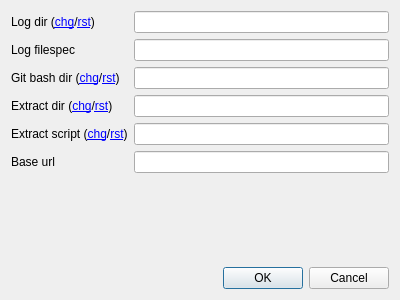
hgroover/uni-gui-tools, file archive-manager/dlgconfig.ui: the form before one commit.
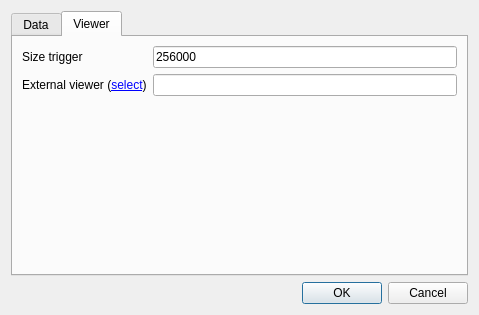
The form after the commit. The open tabs and pages were chosen to show the change.

Commit message: V1.0.5 - use tabs for config dlg, external viewer, other improvements

Diff of the .ui file:
```diff
--- a/archive-manager/dlgconfig.ui
+++ b/archive-manager/dlgconfig.ui
@@ -6,8 +6,8 @@
    <rect>
     <x>0</x>
     <y>0</y>
-    <width>400</width>
-    <height>300</height>
+    <width>479</width>
+    <height>315</height>
    </rect>
   </property>
   <property name="windowTitle">
@@ -15,6 +15,16 @@
   </property>
   <layout class="QVBoxLayout" name="verticalLayout">
    <item>
+    <widget class="QTabWidget" name="tabWidget">
+     <property name="currentIndex">
+      <number>0</number>
+     </property>
+     <widget class="QWidget" name="tabData">
+      <attribute name="title">
+       <string>Data</string>
+      </attribute>
+      <layout class="QVBoxLayout" name="verticalLayout_2">
+       <item>
     <layout class="QFormLayout" name="formLayout">
      <item row="0" column="0">
       <widget class="QLabel" name="lblLogdir">
@@ -112,6 +122,51 @@
       </widget>
      </item>
     </layout>
+       </item>
+      </layout>
+     </widget>
+     <widget class="QWidget" name="tabViewer">
+      <attribute name="title">
+       <string>Viewer</string>
+      </attribute>
+      <layout class="QFormLayout" name="formLayout_3">
+       <item row="0" column="0">
+        <widget class="QLabel" name="lblViewerSize">
+         <property name="text">
+          <string>Size trigger</string>
+         </property>
+        </widget>
+       </item>
+       <item row="0" column="1">
+        <widget class="QLineEdit" name="txtViewSizeTrigger">
+         <property name="toolTip">
+          <string>&lt;html&gt;&lt;head/&gt;&lt;body&gt;&lt;p&gt;For files with sizes above this value (bytes),&lt;br/&gt;use external viewer. To use external viewer&lt;/p&gt;&lt;p&gt;for all files, enter 0. To disable external viewer,&lt;/p&gt;&lt;p&gt;enter -1.&lt;/p&gt;&lt;/body&gt;&lt;/html&gt;</string>
+         </property>
+         <property name="text">
+          <string>256000</string>
+         </property>
+        </widget>
+       </item>
+       <item row="1" column="0">
+        <widget class="QLabel" name="lblViewExternalViewer">
+         <property name="text">
+          <string>External viewer (&lt;a href=&quot;select&quot;&gt;select&lt;/a&gt;)</string>
+         </property>
+        </widget>
+       </item>
+       <item row="1" column="1">
+        <widget class="QLineEdit" name="txtViewExternalViewer">
+         <property name="toolTip">
+          <string>Path to external viewer for files above size trigger</string>
+         </property>
+         <property name="readOnly">
+          <bool>true</bool>
+         </property>
+        </widget>
+       </item>
+      </layout>
+     </widget>
+    </widget>
    </item>
    <item>
     <widget class="QDialogButtonBox" name="buttonBox">
```
Lines whose indentation alone changed are shown as unchanged. The commit also changes 6 other files.
